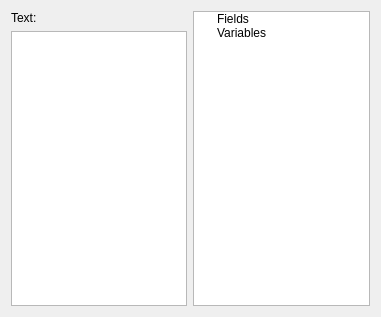
Above: src/propertypages/propertypagetext.ui from HamedMasafi/QtReport before the change. Below: the same form after it.
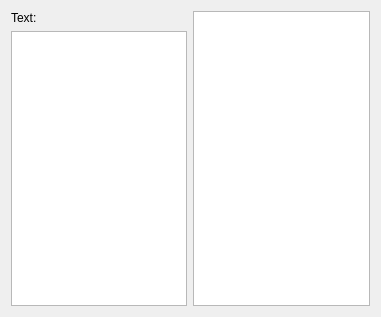
That is the form after the change. Icons and pictures are not drawn. Custom widgets are drawn as their Qt base class.

```diff
--- a/src/propertypages/propertypagetext.ui
+++ b/src/propertypages/propertypagetext.ui
@@ -29,39 +29,21 @@
     </layout>
    </item>
    <item>
-    <widget class="QTreeWidget" name="treeWidget">
-     <attribute name="headerVisible">
-      <bool>false</bool>
+    <widget class="Leaf::ModelTreeView" name="treeView">
+     <attribute name="headerDefaultSectionSize">
+      <number>0</number>
      </attribute>
-     <column>
-      <property name="text">
-       <string>1</string>
-      </property>
-     </column>
-     <item>
-      <property name="text">
-       <string>Fields</string>
-      </property>
-      <property name="icon">
-       <iconset resource="../resources.qrc">
-        <normaloff>:/designer/field</normaloff>:/designer/field</iconset>
-      </property>
-     </item>
-     <item>
-      <property name="text">
-       <string>Variables</string>
-      </property>
-      <property name="icon">
-       <iconset resource="../resources.qrc">
-        <normaloff>:/designer/form</normaloff>:/designer/form</iconset>
-      </property>
-     </item>
     </widget>
    </item>
   </layout>
  </widget>
- <resources>
-  <include location="../resources.qrc"/>
- </resources>
+ <customwidgets>
+  <customwidget>
+   <class>Leaf::ModelTreeView</class>
+   <extends>QTreeView</extends>
+   <header>modeltreeview.h</header>
+  </customwidget>
+ </customwidgets>
+ <resources/>
  <connections/>
 </ui>
```
